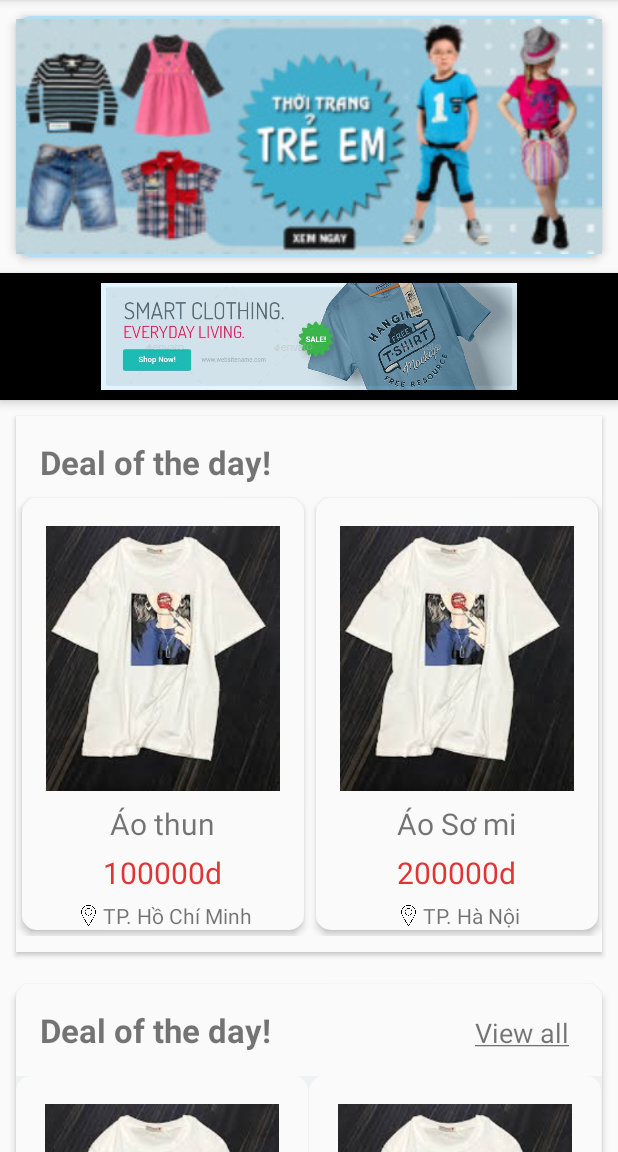
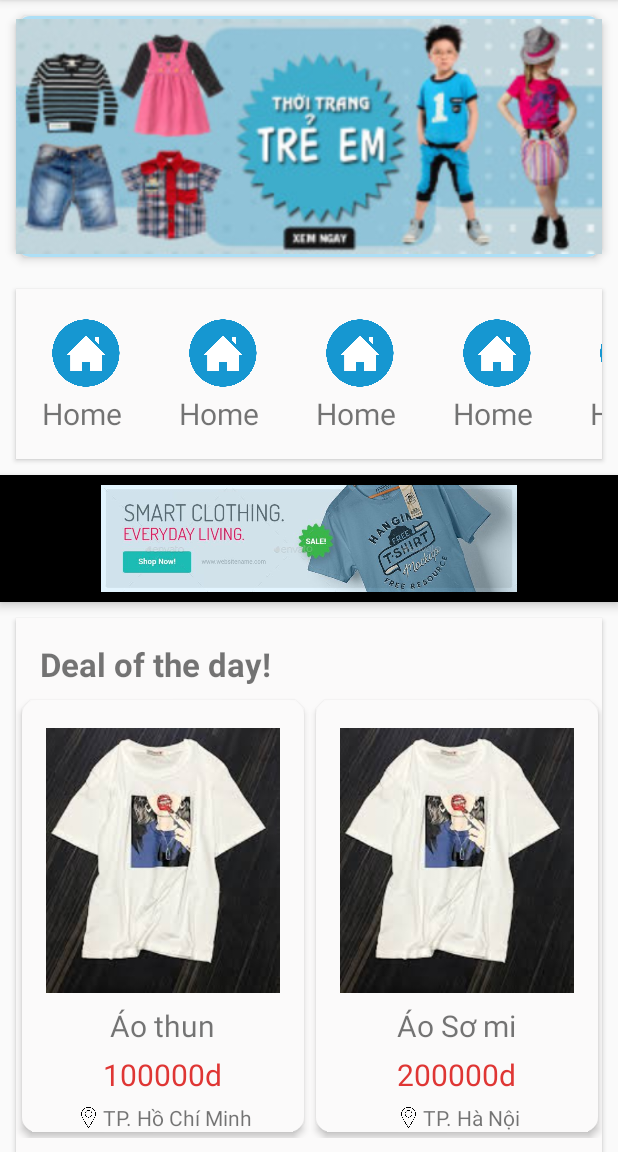
Before and after one commit to chanh12012001/Clothers-Shop-App, an Android app: the HomeFragment screen opened directly, with no data from a screen before it, on a phone screen of 412 x 824 dp, the part 84-1236 px from its top. Run offline under Robolectric (Android 15) with nearby library versions, the phone set to English and light mode, and no system bars; our stand-ins replace navigation-ui, sdp/ssp sizes; libraries missing offline, so code that uses them is left out: io.grpc.okhttp.

Commit message:
update_fagmentHome

```diff
--- a/app/src/main/java/com/example/clothersshopapp/HomeFragment.java
+++ b/app/src/main/java/com/example/clothersshopapp/HomeFragment.java
@@ -43,7 +43,6 @@ public class HomeFragment extends Fragment {
     }
 
     private RecyclerView categoryRecyclerView;
-    private CategoryAdapter categoryAdapter;
 
     //////Banner slider
     private ViewPager bannerSliderViewPager;
@@ -79,11 +78,8 @@ public class HomeFragment extends Fragment {
         View view = inflater.inflate(R.layout.fragment_home, container, false);
 
         categoryRecyclerView = view .findViewById(R.id.category_recyclerView);
-        LinearLayoutManager layoutManager = new LinearLayoutManager((getActivity()));
-        layoutManager.setOrientation(LinearLayoutManager.HORIZONTAL);
-        categoryRecyclerView.setLayoutManager(layoutManager);
 
-        List<CategoryModel> categoryModelList = new ArrayList<CategoryModel>();
+        List<CategoryModel> categoryModelList = new ArrayList<>();
         categoryModelList.add(new CategoryModel("link","Home"));
         categoryModelList.add(new CategoryModel("link","Home"));
         categoryModelList.add(new CategoryModel("link","Home"));
@@ -94,7 +90,11 @@ public class HomeFragment extends Fragment {
         categoryModelList.add(new CategoryModel("link","Home"));
         categoryModelList.add(new CategoryModel("link","Home"));
 
-        categoryAdapter = new CategoryAdapter(categoryModelList);
+        CategoryAdapter categoryAdapter = new CategoryAdapter(categoryModelList);
+        LinearLayoutManager layoutManager = new LinearLayoutManager((getActivity()));
+        layoutManager.setOrientation(LinearLayoutManager.HORIZONTAL);
+        categoryRecyclerView.setLayoutManager(layoutManager);
+
         categoryRecyclerView.setAdapter(categoryAdapter);
         categoryAdapter.notifyDataSetChanged();
 
@@ -206,6 +206,7 @@ public class HomeFragment extends Fragment {
 
         List<HomePageModel> homePageModelList = new ArrayList<>();
         homePageModelList.add(new HomePageModel(0,sliderModelList));
+        homePageModelList.add(new HomePageModel(categoryModelList,4));
         homePageModelList.add(new HomePageModel(1,R.drawable.img_strip_ad_1,"#000000"));
         homePageModelList.add(new HomePageModel(2,getString(R.string.deal_of_the_day),horizontalProductScrollModelList));
         homePageModelList.add(new HomePageModel(3,getString(R.string.deal_of_the_day),horizontalProductScrollModelList));
@@ -213,6 +214,7 @@ public class HomeFragment extends Fragment {
         homePageModelList.add(new HomePageModel(1,R.drawable.ic_wishlist,"#ffff00"));
         homePageModelList.add(new HomePageModel(0,sliderModelList));
         homePageModelList.add(new HomePageModel(1,R.drawable.img_horizontal_item1,"#ff0000"));
+        homePageModelList.add(new HomePageModel(2,getString(R.string.deal_of_the_day),horizontalProductScrollModelList));
 
         HomePageAdapter adapter = new HomePageAdapter(homePageModelList);
         testing.setAdapter(adapter);
--- a/app/src/main/java/com/example/clothersshopapp/HomePageAdapter.java
+++ b/app/src/main/java/com/example/clothersshopapp/HomePageAdapter.java
@@ -38,6 +38,8 @@ public class HomePageAdapter extends RecyclerView.Adapter {
                 return HomePageModel.HORIZONTAL_PRODUCT_VIEW;
             case 3:
                 return HomePageModel.GRID_PRODUCT_VIEW;
+            case 4:
+                return HomePageModel.CATEGORY_VIEW;
             default:
                 return -1;
         }
@@ -49,17 +51,20 @@ public class HomePageAdapter extends RecyclerView.Adapter {
 
         switch (viewType) {
             case HomePageModel.BANNER_SLIDER:
-                View bannerSilderView = LayoutInflater.from(viewGroup.getContext()).inflate(R.layout.sliding_ad_layout,viewGroup,false);
+                View bannerSilderView = LayoutInflater.from(viewGroup.getContext()).inflate(R.layout.sliding_ad_layout, viewGroup, false);
                 return new BannerSliderViewholder(bannerSilderView);
             case HomePageModel.STRIP_AD_BANNER:
-                View stripAdview = LayoutInflater.from(viewGroup.getContext()).inflate(R.layout.strip_ad_layout,viewGroup,false);
+                View stripAdview = LayoutInflater.from(viewGroup.getContext()).inflate(R.layout.strip_ad_layout, viewGroup, false);
                 return new StripAdBannerViewholder(stripAdview);
             case HomePageModel.HORIZONTAL_PRODUCT_VIEW:
-                View horizontalProdutView = LayoutInflater.from(viewGroup.getContext()).inflate(R.layout.horizontal_scroll_layout,viewGroup,false);
+                View horizontalProdutView = LayoutInflater.from(viewGroup.getContext()).inflate(R.layout.horizontal_scroll_layout, viewGroup, false);
                 return new HorizontalProductViewholder(horizontalProdutView);
             case HomePageModel.GRID_PRODUCT_VIEW:
-                View gridProdutView = LayoutInflater.from(viewGroup.getContext()).inflate(R.layout.grid_product_layout,viewGroup,false);
+                View gridProdutView = LayoutInflater.from(viewGroup.getContext()).inflate(R.layout.grid_product_layout, viewGroup, false);
                 return new GridProductViewholder(gridProdutView);
+            case HomePageModel.CATEGORY_VIEW:
+                View categoryView = LayoutInflater.from(viewGroup.getContext()).inflate(R.layout.category_layout, viewGroup, false);
+                return new CategoryViewholder(categoryView);
             default:
                 return null;
         }
@@ -70,24 +75,32 @@ public class HomePageAdapter extends RecyclerView.Adapter {
         switch (homePageModelList.get(position).getType()) {
             case HomePageModel.BANNER_SLIDER:
                 List<SliderModel> sliderModelList = homePageModelList.get(position).getSliderModelList();
-                ((BannerSliderViewholder)viewHolder).setBannerSliderViewPager(sliderModelList);
+                ((BannerSliderViewholder) viewHolder).setBannerSliderViewPager(sliderModelList);
                 break;
 
             case HomePageModel.STRIP_AD_BANNER:
                 int resource = homePageModelList.get(position).getResource();
                 String color = homePageModelList.get(position).getBackgroundColor();
-                ((StripAdBannerViewholder)viewHolder).setStripAd(resource,color);
+                ((StripAdBannerViewholder) viewHolder).setStripAd(resource, color);
                 break;
+
             case HomePageModel.HORIZONTAL_PRODUCT_VIEW:
                 String horizontalLayoutTitle = homePageModelList.get(position).getTitle();
                 List<HorizontalProductScrollModel> horizontalProductScrollModelList = homePageModelList.get(position).getHorizontalProductScrollModelList();
-                ((HorizontalProductViewholder)viewHolder).setHorizontalProductLayout(horizontalProductScrollModelList,horizontalLayoutTitle);
+                ((HorizontalProductViewholder) viewHolder).setHorizontalProductLayout(horizontalProductScrollModelList, horizontalLayoutTitle);
                 break;
+
             case HomePageModel.GRID_PRODUCT_VIEW:
                 String gridLayouttitle = homePageModelList.get(position).getTitle();
                 List<HorizontalProductScrollModel> gridProductScrollModelList = homePageModelList.get(position).getHorizontalProductScrollModelList();
-                ((GridProductViewholder)viewHolder).setGridProductLayout(gridProductScrollModelList,gridLayouttitle);
+                ((GridProductViewholder) viewHolder).setGridProductLayout(gridProductScrollModelList, gridLayouttitle);
                 break;
+
+            case HomePageModel.CATEGORY_VIEW:
+                List<CategoryModel> categoryModelList = homePageModelList.get(position).getCategoryModelList();
+                ((CategoryViewholder) viewHolder).setCategoryLayout(categoryModelList);
+                break;
+
             default:
                 return;
         }
@@ -98,7 +111,7 @@ public class HomePageAdapter extends RecyclerView.Adapter {
         return homePageModelList.size();
     }
 
-    public class BannerSliderViewholder extends RecyclerView.ViewHolder{
+    public class BannerSliderViewholder extends RecyclerView.ViewHolder {
 
         private ViewPager bannerSliderViewPager;
         private int currentPage = 2;
@@ -156,12 +169,12 @@ public class HomePageAdapter extends RecyclerView.Adapter {
         private void pageLooper(List<SliderModel> sliderModelList) {
             if (currentPage == sliderModelList.size() - 2) {
                 currentPage = 2;
-                bannerSliderViewPager.setCurrentItem(currentPage,false);
+                bannerSliderViewPager.setCurrentItem(currentPage, false);
             }
 
             if (currentPage == 1) {
                 currentPage = sliderModelList.size() - 3;
-                bannerSliderViewPager.setCurrentItem(currentPage,false);
+                bannerSliderViewPager.setCurrentItem(currentPage, false);
             }
         }
 
@@ -171,7 +184,7 @@ public class HomePageAdapter extends RecyclerView.Adapter {
             Runnable update = new Runnable() {
                 @Override
                 public void run() {
-                    if  (currentPage >= sliderModelList.size()) {
+                    if (currentPage >= sliderModelList.size()) {
                         currentPage = 1;
                     }
                     bannerSliderViewPager.setCurrentItem(currentPage++, true);
@@ -191,7 +204,7 @@ public class HomePageAdapter extends RecyclerView.Adapter {
         }
     }
 
-    public class StripAdBannerViewholder extends RecyclerView.ViewHolder{
+    public class StripAdBannerViewholder extends RecyclerView.ViewHolder {
 
         private ImageView stripAdImage;
         private ConstraintLayout stripAdContainer;
@@ -204,7 +217,7 @@ public class HomePageAdapter extends RecyclerView.Adapter {
 
         private void setStripAd(int resource, String color) {
             stripAdImage.setImageResource(resource);
-            stripAdContainer.setBackgroundColor(Color.parseColor(color))   ;
+            stripAdContainer.setBackgroundColor(Color.parseColor(color));
         }
 
     }
@@ -226,7 +239,7 @@ public class HomePageAdapter extends RecyclerView.Adapter {
 
             horizontalLayoutTitle.setText(title);
 
-            if (horizontalProductScrollModelList.size() > 8){
+            if (horizontalProductScrollModelList.size() > 8) {
                 horizontalViewAll.setVisibility(View.VISIBLE);
             } else {
                 horizontalViewAll.setVisibility(View.INVISIBLE);
@@ -242,7 +255,7 @@ public class HomePageAdapter extends RecyclerView.Adapter {
         }
     }
 
-    public class GridProductViewholder extends RecyclerView.ViewHolder{
+    public class GridProductViewholder extends RecyclerView.ViewHolder {
 
         private TextView gridLayoutTitle;
         private TextView gridViewAll;
@@ -260,4 +273,25 @@ public class HomePageAdapter extends RecyclerView.Adapter {
             gridView.setAdapter(new GridProductLayoutAdapter(horizontalProductScrollModelList));
         }
     }
+
+    public class CategoryViewholder extends RecyclerView.ViewHolder {
+
+        private RecyclerView categoryRecyclerview;
+
+        public CategoryViewholder(@NonNull View itemView) {
+            super(itemView);
+            categoryRecyclerview = itemView.findViewById(R.id.category_recyclerView);
+        }
+
+        private void setCategoryLayout(List<CategoryModel> categoryModelList) {
+
+            CategoryAdapter categoryAdapter = new CategoryAdapter(categoryModelList);
+            LinearLayoutManager linearLayoutManager = new LinearLayoutManager(itemView.getContext());
+            linearLayoutManager.setOrientation(LinearLayoutManager.HORIZONTAL);
+            categoryRecyclerview.setLayoutManager(linearLayoutManager);
+
+            categoryRecyclerview.setAdapter(categoryAdapter);
+            categoryAdapter.notifyDataSetChanged();
+        }
+    }
 }
--- a/app/src/main/java/com/example/clothersshopapp/HomePageModel.java
+++ b/app/src/main/java/com/example/clothersshopapp/HomePageModel.java
@@ -8,6 +8,7 @@ public class HomePageModel {
     public static final int STRIP_AD_BANNER = 1;
     public static final int HORIZONTAL_PRODUCT_VIEW = 2;
     public static final int GRID_PRODUCT_VIEW = 3;
+    public static final int CATEGORY_VIEW = 4;
 
     int type;
 
@@ -88,4 +89,22 @@ public class HomePageModel {
         this.horizontalProductScrollModelList = horizontalProductScrollModelList;
     }
     //---------------------Horizontal Product Layout && Grid Product Layout------------------
+
+    //------------------------Category---------------------------
+
+    private List<CategoryModel> categoryModelList;
+
+    public HomePageModel( List<CategoryModel> categoryModelList,int type) {
+        this.type = type;
+        this.categoryModelList = categoryModelList;
+    }
+
+    public List<CategoryModel> getCategoryModelList() {
+        return categoryModelList;
+    }
+
+    public void setCategoryModelList(List<CategoryModel> categoryModelList) {
+        this.categoryModelList = categoryModelList;
+    }
+    //------------------------Category---------------------------
 }
--- a/app/src/main/res/layout/category_item.xml
+++ b/app/src/main/res/layout/category_item.xml
@@ -4,6 +4,7 @@
     xmlns:app="http://schemas.android.com/apk/res-auto"
     xmlns:tools="http://schemas.android.com/tools"
     android:layout_width="@dimen/_64sdp"
+    android:layout_margin="4dp"
     android:layout_height="@dimen/_73sdp">
 
     <ImageView
--- /dev/null
+++ b/app/src/main/res/layout/category_layout.xml
@@ -0,0 +1,21 @@
+<?xml version="1.0" encoding="utf-8"?>
+<androidx.constraintlayout.widget.ConstraintLayout
+    xmlns:android="http://schemas.android.com/apk/res/android"
+    xmlns:app="http://schemas.android.com/apk/res-auto"
+    xmlns:tools="http://schemas.android.com/tools"
+    android:layout_margin="@dimen/spacing_standard"
+    android:paddingBottom="@dimen/spacing_standard"
+    android:layout_width="match_parent"
+    android:elevation="2dp"
+    android:background="@color/color_background_Accent"
+    android:layout_height="wrap_content">
+
+    <androidx.recyclerview.widget.RecyclerView
+        android:id="@+id/category_recyclerView"
+        android:layout_width="0dp"
+        android:layout_height="wrap_content"
+        app:layout_constraintEnd_toEndOf="parent"
+        app:layout_constraintStart_toStartOf="parent"
+        app:layout_constraintTop_toTopOf="parent"
+        tools:ignore="MissingConstraints"></androidx.recyclerview.widget.RecyclerView>
+</androidx.constraintlayout.widget.ConstraintLayout>
--- a/app/src/main/res/layout/fragment_home.xml
+++ b/app/src/main/res/layout/fragment_home.xml
@@ -30,17 +30,18 @@
 
             </LinearLayout>
 
-            <androidx.recyclerview.widget.RecyclerView
-                android:id="@+id/category_recyclerView"
+            <LinearLayout
+                android:id="@+id/linearLayout11"
                 android:layout_width="match_parent"
                 android:layout_height="wrap_content"
-                android:background="#F2F2F3"
-                android:elevation="4dp"
                 app:layout_constraintEnd_toEndOf="parent"
-                app:layout_constraintHorizontal_bias="0.0"
                 app:layout_constraintStart_toStartOf="parent"
                 app:layout_constraintTop_toBottomOf="@+id/linearLayout"
-                tools:ignore="MissingConstraints"></androidx.recyclerview.widget.RecyclerView>
+                tools:ignore="MissingConstraints">
+
+                <include layout="@layout/category_layout"></include>
+
+            </LinearLayout>
 
             <LinearLayout
                 android:id="@+id/linearLayout2"
@@ -52,7 +53,7 @@
                 android:background="@drawable/slider_background"
                 app:layout_constraintEnd_toEndOf="parent"
                 app:layout_constraintStart_toStartOf="parent"
-                app:layout_constraintTop_toBottomOf="@+id/category_recyclerView"
+                app:layout_constraintTop_toBottomOf="@+id/linearLayout11"
                 tools:ignore="MissingConstraints">
 
                 <include layout="@layout/strip_ad_layout"></include>
@@ -89,6 +90,7 @@
         android:layout_width="match_parent"
         android:layout_height="0dp"
         app:layout_constraintEnd_toEndOf="parent"
+        app:layout_constraintHorizontal_bias="0.0"
         app:layout_constraintStart_toStartOf="parent"
         app:layout_constraintTop_toTopOf="parent"
         tools:ignore="MissingConstraints,NotSibling"></androidx.recyclerview.widget.RecyclerView>
--- a/app/src/main/res/layout/horizontal_scroll_layout.xml
+++ b/app/src/main/res/layout/horizontal_scroll_layout.xml
@@ -43,5 +43,6 @@
         app:layout_constraintEnd_toEndOf="parent"
         app:layout_constraintStart_toStartOf="parent"
         app:layout_constraintTop_toBottomOf="@+id/horizontal_scroll_layout_title"
-        tools:ignore="MissingConstraints"></androidx.recyclerview.widget.RecyclerView>
+        tools:ignore="MissingConstraints">
+    </androidx.recyclerview.widget.RecyclerView>
 </androidx.constraintlayout.widget.ConstraintLayout>
```
